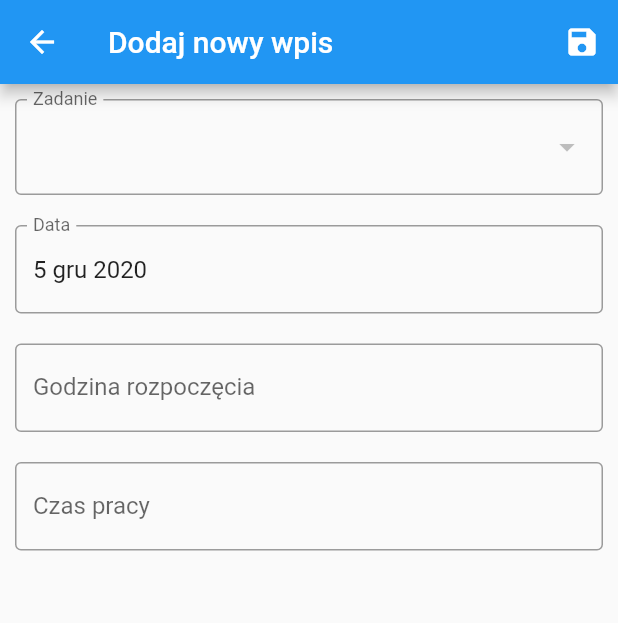
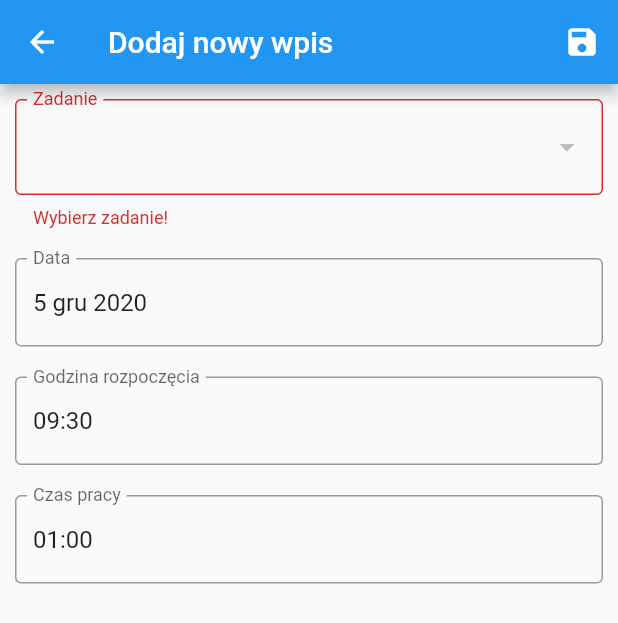
Before and after one commit to AndrzejGierlak/PIM_project, a Flutter app: the RecordNewWidget screen opened directly with empty values, after a tap on the "save" icon, on a phone screen of 412 x 824 dp. Shown: the top 623 px of the screen. Run offline on Flutter 3.47's test engine with Material 2 defaults, Android fonts, the phone set to English and light mode, and no system bars; our stand-ins replace flutter_colorpicker, shared_preferences; accounts and stored records are empty.

Commit message:
Implement record adding

```diff
--- a/lib/home_page.dart
+++ b/lib/home_page.dart
@@ -92,6 +92,10 @@ class _HomeScreenState extends State<HomeScreen> {
         },
         itemCount: _records.length,
       ),
+      floatingActionButton: FloatingActionButton(
+          onPressed: () {
+          },
+          child: Icon(Icons.play_arrow, size: 50)),
     );
   }
 }
--- a/lib/record_new.dart
+++ b/lib/record_new.dart
@@ -2,7 +2,10 @@
 import 'package:flutter/material.dart';
 import 'package:intl/intl.dart';
 import 'package:intl/date_symbol_data_local.dart';
+import 'package:time_management/home_page.dart';
+import 'package:time_management/record_controller.dart';
 
+import 'record_model.dart';
 import 'task_model.dart';
 
 class RecordNewWidget extends StatefulWidget {
@@ -19,10 +22,11 @@ class _RecordNewWidgetState extends State<RecordNewWidget> {
   final _dateController = TextEditingController();
   final _startController = TextEditingController();
   final _durationController = TextEditingController();
+
   Task _selectedTask;
-
   DateTime _selectedDate = DateTime.now();
-  TimeOfDay _selectedTime = TimeOfDay(hour: 00, minute: 00);
+  TimeOfDay _selectedTime = TimeOfDay.now().replacing(hour: TimeOfDay.now().hour - 1);
+  TimeOfDay _selectedDuration = TimeOfDay(hour: 1, minute: 0);
 
   Future<Null> _selectDate(BuildContext context) async {
     final DateTime picked = await showDatePicker(
@@ -39,16 +43,30 @@ class _RecordNewWidgetState extends State<RecordNewWidget> {
     }
   }
 
+  String formatTime(TimeOfDay time) {
+    final hour = time.hour.toString().padLeft(2, "0");
+    final minute = time.minute.toString().padLeft(2, "0");
+    return  hour + ":" + minute;
+  }
+
   Future<Null> _selectStart(BuildContext context) async {
     final TimeOfDay picked =
         await showTimePicker(context: context, initialTime: _selectedTime);
     if (picked != null) {
       setState(() {
         _selectedTime = picked;
-        final hour = _selectedTime.hour.toString();
-        final minute = _selectedTime.minute.toString();
-        final time = hour + " : " + minute;
-        _startController.text = time;
+        _startController.text = formatTime(_selectedTime);
+      });
+    }
+  }
+
+  Future<Null> _selectDuration(BuildContext context) async {
+    final TimeOfDay picked =
+    await showTimePicker(context: context, initialTime: _selectedDuration);
+    if (picked != null) {
+      setState(() {
+        _selectedDuration = picked;
+        _durationController.text = formatTime(_selectedDuration);
       });
     }
   }
@@ -71,6 +89,8 @@ class _RecordNewWidgetState extends State<RecordNewWidget> {
 
     setState(() {
       _dateController.text = DateFormat.yMMMd("pl_PL").format(_selectedDate);
+      _startController.text = formatTime(_selectedTime);
+      _durationController.text = formatTime(_selectedDuration);
     });
   }
 
@@ -112,7 +132,13 @@ class _RecordNewWidgetState extends State<RecordNewWidget> {
                     child: _buildTaskButton(t),
                     value: t);
               }).toList(),
-              onChanged: (value) => setState(() => _selectedTime = value),
+              onChanged: (value) => setState(() => _selectedTask = value),
+              validator: (value) {
+                if (value == null) {
+                  return 'Wybierz zadanie!';
+                }
+                return null;
+              },
             ),
           ),
           Padding(
@@ -126,7 +152,7 @@ class _RecordNewWidgetState extends State<RecordNewWidget> {
               ),
               validator: (value) {
                 if (value.isEmpty) {
-                  return 'Podaj godzinę rozpoczęcia pracy!';
+                  return 'Podaj datę rozpoczęcia pracy!';
                 }
                 return null;
               },
@@ -138,6 +164,8 @@ class _RecordNewWidgetState extends State<RecordNewWidget> {
           Padding(
             padding: const EdgeInsets.all(10.0),
             child: TextFormField(
+              controller: _startController,
+              readOnly: true,
               decoration: const InputDecoration(
                 labelText: "Godzina rozpoczęcia",
                 border: const OutlineInputBorder(),
@@ -148,20 +176,28 @@ class _RecordNewWidgetState extends State<RecordNewWidget> {
                 }
                 return null;
               },
+              onTap: () {
+                _selectStart(context);
+              },
             ),
           ),
           Padding(
             padding: const EdgeInsets.all(10.0),
             child: TextFormField(
+              controller: _durationController,
+              readOnly: true,
               decoration: const InputDecoration(
                 labelText: "Czas pracy",
                 border: const OutlineInputBorder(),
               ),
               validator: (value) {
                 if (value.isEmpty) {
-                  return 'Podaj czas pracy!';
+                  return 'Podaj czas pracy pracy!';
                 }
                 return null;
+              },
+              onTap: () {
+                _selectDuration(context);
               },
             ),
           ),
@@ -170,12 +206,29 @@ class _RecordNewWidgetState extends State<RecordNewWidget> {
     );
   }
 
+  void _submitForm() {
+    if (_formKey.currentState.validate()) {
+      DateTime date = new DateTime(_selectedDate.year, _selectedDate.month, _selectedDate.day, _selectedTime.hour, _selectedTime.minute );
+      Record newRecord = new Record(
+        taskId: _selectedTask.id,
+        startDate: date,
+        duration: _selectedDuration
+      );
+      addRecord(newRecord);
+      Navigator.pop(context);
+      Navigator.pushReplacement(
+        context,
+        MaterialPageRoute(builder: (context) => HomePageRoute()),
+      );
+    }
+  }
+
   @override
   Widget build(BuildContext context) {
     return Scaffold(
         appBar: AppBar(
           title: Text("Dodaj nowy wpis"),
-          actions: [IconButton(icon: Icon(Icons.save), onPressed: () {})],
+          actions: [IconButton(icon: Icon(Icons.save), onPressed: _submitForm)],
         ),
         body: SingleChildScrollView(child: _buildForm()));
   }
--- a/pubspec.yaml
+++ b/pubspec.yaml
@@ -23,6 +23,8 @@ environment:
 dependencies:
   flutter:
     sdk: flutter
+  flutter_localizations: # Add this line
+    sdk: flutter # Add this line
   shared_preferences: ^0.5.12+4
   flutter_colorpicker: ^0.3.4
   intl: ^0.16.1
```
Also changed, not shown: lib/main.dart (+7 -0 lines), lib/task_list.dart (+10 -16 lines), pubspec.lock.
